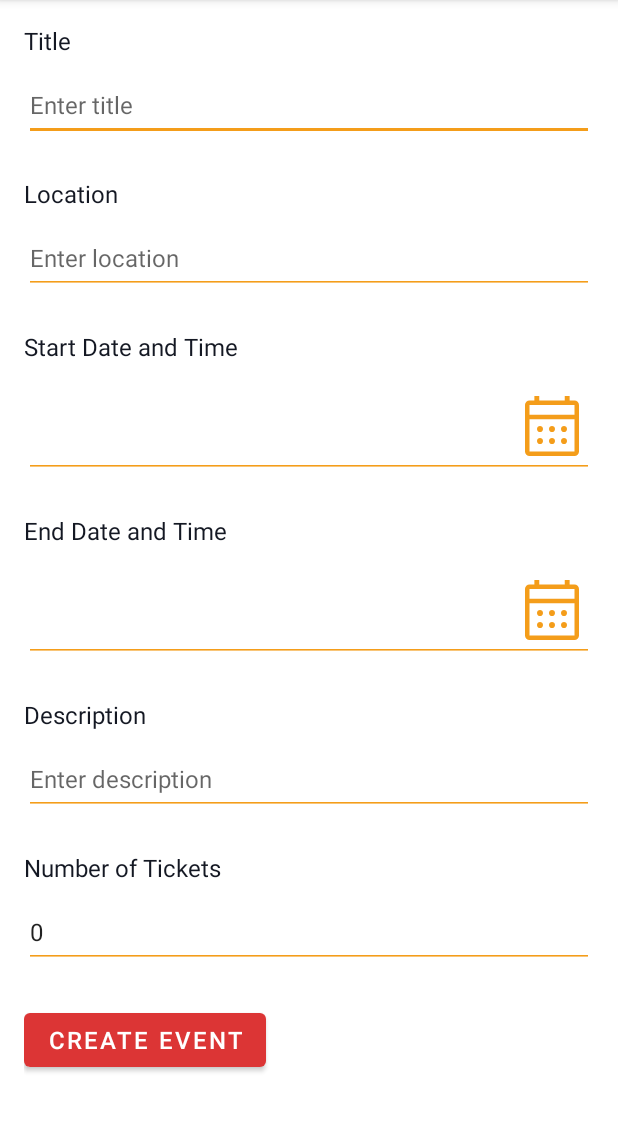
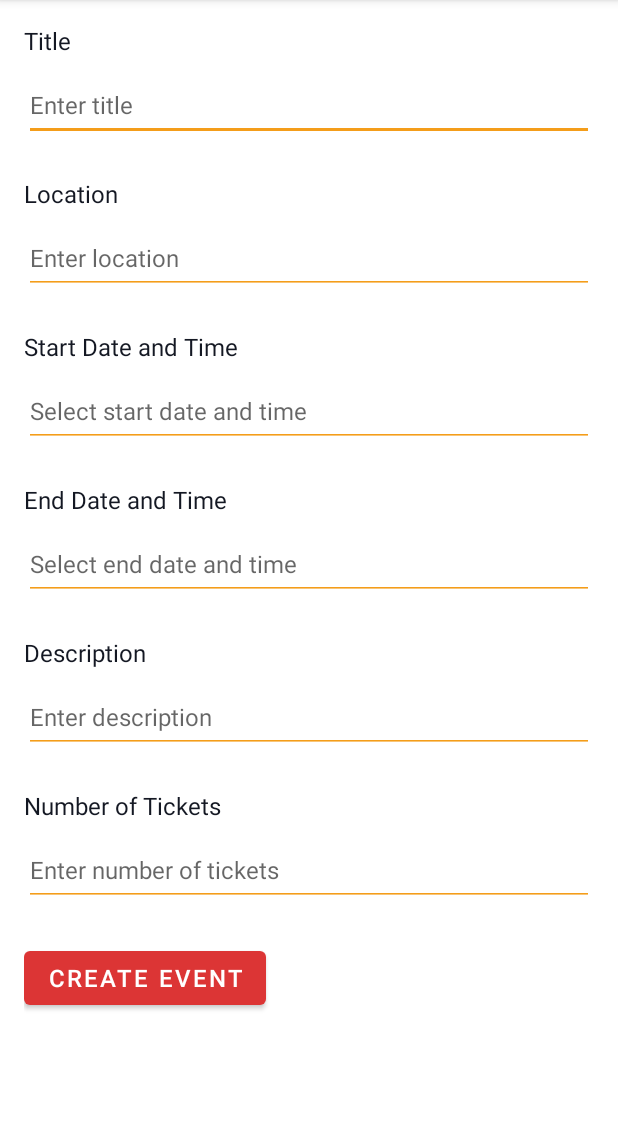
Before and after one commit to gagik894/Traveler, an Android app: the AddEvent screen opened directly, with no data from a screen before it, on a phone screen of 412 x 824 dp, the part 84-1216 px from its top. Run offline under Robolectric (Android 15) with nearby library versions, the phone set to English and light mode, and no system bars; libraries missing offline, so code that uses them is left out: com.noowenz.customdatetimepicker.

Commit message:
Improved AddEventViewModel

```diff
--- a/app/build.gradle
+++ b/app/build.gradle
@@ -34,6 +34,7 @@ android {
 
 dependencies {
     implementation platform('com.google.firebase:firebase-bom:31.3.0')
+    implementation 'com.github.MKergall:osmbonuspack:6.9.0'
     implementation 'com.github.noowenz:CustomDateTimePicker:1.01'
     implementation "androidx.navigation:navigation-fragment:2.5.3"
     implementation "androidx.navigation:navigation-ui:2.5.3"
--- a/app/src/main/AndroidManifest.xml
+++ b/app/src/main/AndroidManifest.xml
@@ -6,7 +6,8 @@
     <uses-permission android:name="android.permission.ACCESS_COARSE_LOCATION" />
     <uses-permission android:name="android.permission.INTERNET" />
     <uses-permission android:name="android.permission.ACCESS_NETWORK_STATE" />
-    <uses-permission android:name="android.permission.WRITE_EXTERNAL_STORAGE" />
+    <uses-permission android:name="android.permission.WRITE_EXTERNAL_STORAGE"
+        tools:ignore="ScopedStorage" />
     <uses-permission android:name="android.permission.INTERNET" />
     <uses-permission android:name="android.permission.ACCESS_NETWORK_STATE" />
 
@@ -14,7 +15,7 @@
         android:allowBackup="true"
         android:dataExtractionRules="@xml/data_extraction_rules"
         android:fullBackupContent="@xml/backup_rules"
-        android:icon="@mipmap/ic_launcher"
+        android:icon="@drawable/logo"
         android:label="@string/app_name"
         android:roundIcon="@mipmap/ic_launcher_round"
         android:supportsRtl="true"
--- a/app/src/main/java/com/together/traveler/ui/add/event/AddEvent.java
+++ b/app/src/main/java/com/together/traveler/ui/add/event/AddEvent.java
@@ -30,6 +30,10 @@ import java.util.Date;
 public class AddEvent extends Fragment{
 
     private AddEventViewModel mViewModel;
+    private EditText startDateAndTime;
+    private EditText endDateAndTime;
+
+
     public static AddEvent newInstance() {
         return new AddEvent();
     }
@@ -48,16 +52,10 @@ public class AddEvent extends Fragment{
         final Button btnCreate = binding.addBtnCreate;
         final EditText title = binding.addEtTitle;
         final EditText location = binding.addEtLocation;
-        final EditText startDateAndTime = binding.addEtStartDate;
-        final EditText endDateAndTime = binding.addEtEndDate;
+        startDateAndTime = binding.addEtStartDate;
+        endDateAndTime = binding.addEtEndDate;
         final EditText description = binding.addEtDescription;
         final EditText ticketsCount = binding.addEtTicketsCount;
-
-        mViewModel.getData().observe(getViewLifecycleOwner(), data ->{
-            startDateAndTime.setText(String.format("%s %s", data.getStartDate(), data.getStartTime()));
-            endDateAndTime.setText(String.format("%s %s", data.getEndDate(), data.getEndTime()));
-        });
-
 
         TextWatcher afterTextChangedListener = new TextWatcher() {
             @Override
@@ -72,7 +70,7 @@ public class AddEvent extends Fragment{
 
             @Override
             public void afterTextChanged(Editable s) {
-                mViewModel.dataChanged(title.getText().toString(), location.getText().toString(), description.getText().toString(), Integer.parseInt(String.valueOf(ticketsCount.getText())));
+                mViewModel.dataChanged(title.getText().toString(), location.getText().toString(), description.getText().toString(), Integer.parseInt(String.valueOf(ticketsCount.getText()).equals("") ? String.valueOf(0) : String.valueOf(ticketsCount.getText())));
             }
         };
 
@@ -105,8 +103,10 @@ public class AddEvent extends Fragment{
                 String time = hour24 + ":" + min;
                 if(start){
                     mViewModel.setStartDateAndTime(date, time);
+                    startDateAndTime.setText(String.format("%s %s", date, time));
                 }else{
                     mViewModel.setEndDateAndTime(date, time);
+                    endDateAndTime.setText(String.format("%s %s", date, time));
                 }
                 Log.i("asd", "onSet: "  + date + " " + time);
             }
--- a/app/src/main/java/com/together/traveler/ui/add/event/AddEventViewModel.java
+++ b/app/src/main/java/com/together/traveler/ui/add/event/AddEventViewModel.java
@@ -1,6 +1,4 @@
 package com.together.traveler.ui.add.event;
-
-import android.util.Log;
 
 import androidx.lifecycle.LiveData;
 import androidx.lifecycle.MutableLiveData;
@@ -19,7 +17,6 @@ public class AddEventViewModel extends ViewModel {
     }
 
     public void dataChanged(String tittle, String location, String description, int count){
-            Event old = data.getValue();
             Objects.requireNonNull(data.getValue()).setTitle(tittle);
             Objects.requireNonNull(data.getValue()).setLocation(location);
             Objects.requireNonNull(data.getValue()).setDescription(description);
@@ -39,7 +36,6 @@ public class AddEventViewModel extends ViewModel {
     }
 
     public void create(){
-
     }
 
     public LiveData<Event> getData() {
--- a/app/src/main/java/com/together/traveler/ui/event/EventFragment.java
+++ b/app/src/main/java/com/together/traveler/ui/event/EventFragment.java
@@ -49,7 +49,7 @@ public class EventFragment extends Fragment {
             name.setText(data.getTitle());
             location.setText(data.getLocation());
             date.setText(data.getStartDate());
-            time.setText(String.format("%s %s", data.getStartTime(), data.getEndTime()));
+            time.setText(String.format("%s - %s", data.getStartTime(), data.getEndTime()));
             description.setText(data.getDescription());
 
             if (data.isEnrolled()){
--- a/app/src/main/res/layout/fragment_add_event.xml
+++ b/app/src/main/res/layout/fragment_add_event.xml
@@ -67,10 +67,10 @@
             android:autofillHints=""
             android:backgroundTint="@color/secondary_color"
             android:clickable="true"
-            android:drawableEnd="@drawable/calendar"
             android:focusable="false"
             android:hint="@string/add_select_start_date_and_time"
             android:inputType="datetime"
+            android:minHeight="48dp"
             android:textSize="16sp" />
 
         <TextView
@@ -88,10 +88,10 @@
             android:autofillHints=""
             android:backgroundTint="@color/secondary_color"
             android:clickable="true"
-            android:drawableEnd="@drawable/calendar"
             android:focusable="false"
             android:hint="@string/add_select_end_date_and_time"
             android:inputType="datetime"
+            android:minHeight="48dp"
             android:textSize="16sp" />
 
         <TextView
@@ -130,7 +130,6 @@
             android:hint="@string/add_enter_number_of_tickets"
             android:inputType="number"
             android:minHeight="48dp"
-            android:text="0"
             android:textSize="16sp" />
 
         <Button
```
